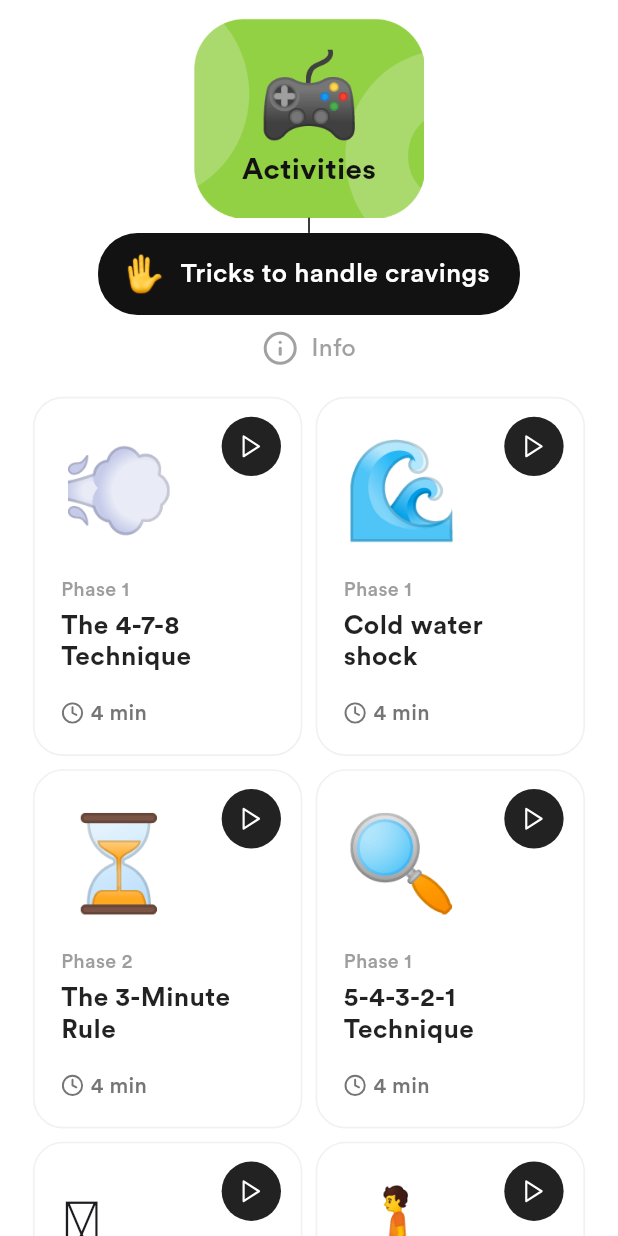
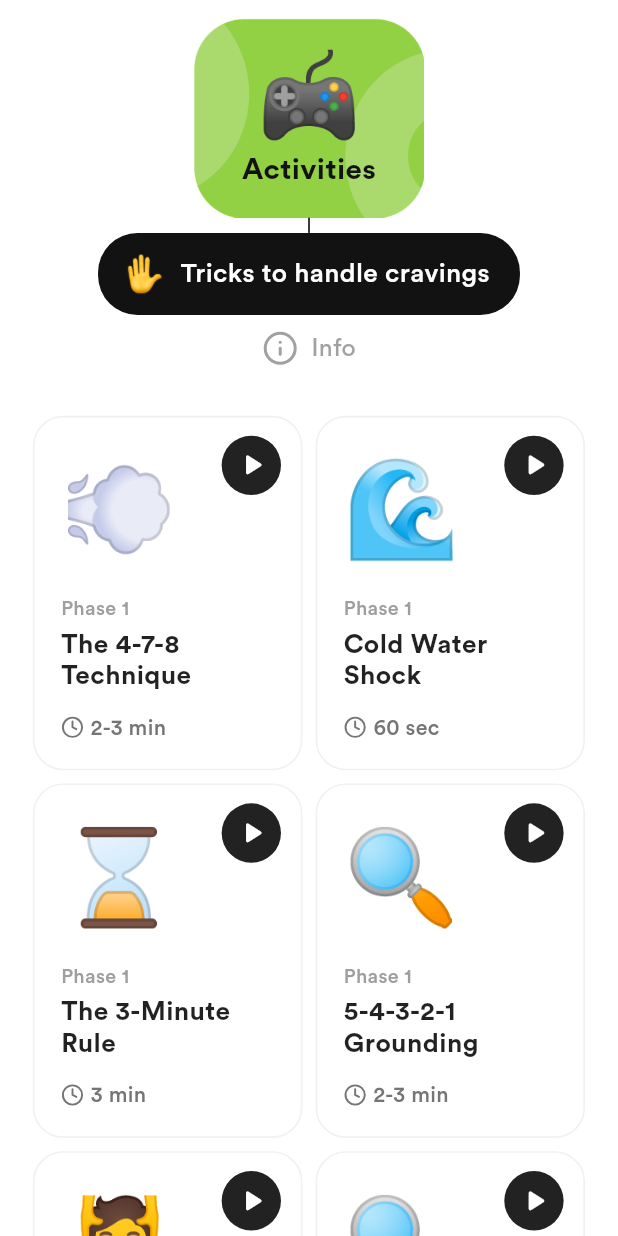
Before and after one commit to ramin443/nicotrack, a Flutter app: the Activity screen opened directly, on a phone screen of 412 x 824 dp. Run offline on Flutter 3.47's test engine with Material 3 defaults, Android fonts, the phone set to English and light mode, and no system bars; drawn by our look-alikes of auto_size_text; our stand-ins replace animated_flip_counter, cloud_firestore, confetti, device_info_plus, dotted_line, emoji_picker_flutter and 17 more; missing offline and left inert: flutter_emoji; accounts and stored records are empty; generated files the repository leaves out were written again; statements that could not run were skipped; project files that could hold a hidden picture were left out.

Commit message:
Activity screen added ew elements

```diff
--- a/lib/getx-controllers/base-controller.dart
+++ b/lib/getx-controllers/base-controller.dart
@@ -16,7 +16,7 @@ import '../screens/elements/textAutoSize.dart';
 
 class BaseController extends GetxController {
   int selectedIndex = 0;
-  List<Widget> mainPages = [Home(), Activity(), PlanAlt(), ProgressMain(), Settings()];
+  List<Widget> mainPages = [Home(), PlanAlt(), Activity(), ProgressMain(), Settings()];
 
   void setCurrentIndex(index) {
     selectedIndex = index;
@@ -68,14 +68,14 @@ class BaseController extends GetxController {
             icon: Column(
               children: [
                 Icon(
-                  FeatherIcons.activity,
+                  FeatherIcons.calendar,
                   size: 22.sp,
                   color: selectedIndex == 1 ? Colors.black87 : Colors.black54,
                 ),
                 SizedBox(
                   height: 7.h,
                 ),
-                TextAutoSize('Activity',
+                TextAutoSize('Plan',
                     textAlign: TextAlign.left,
                     style: TextStyle(
                       height: 1.1,
@@ -93,14 +93,14 @@ class BaseController extends GetxController {
             icon: Column(
               children: [
                 Icon(
-                  FeatherIcons.calendar,
+                  FeatherIcons.activity,
                   size: 22.sp,
                   color: selectedIndex == 2 ? Colors.black87 : Colors.black54,
                 ),
                 SizedBox(
                   height: 7.h,
                 ),
-                TextAutoSize('Plan',
+                TextAutoSize('Activity',
                     textAlign: TextAlign.left,
                     style: TextStyle(
                       height: 1.1,
@@ -209,14 +209,14 @@ class BaseController extends GetxController {
                   height: 16.h,
                 ),
                 Icon(
-                  FeatherIcons.activity,
+                  FeatherIcons.calendar,
                   size: 22.sp,
                   color: selectedIndex == 1 ? Colors.black87 : Colors.black54,
                 ),
                 SizedBox(
                   height: 7.h,
                 ),
-                TextAutoSize('Activity',
+                TextAutoSize('Plan',
                     textAlign: TextAlign.left,
                     style: TextStyle(
                       height: 1.1,
@@ -236,14 +236,14 @@ class BaseController extends GetxController {
                   height: 16.h,
                 ),
                 Icon(
-                  FeatherIcons.calendar,
+                  FeatherIcons.activity,
                   size: 22.sp,
                   color: selectedIndex == 2 ? Colors.black87 : Colors.black54,
                 ),
                 SizedBox(
                   height: 7.h,
                 ),
-                TextAutoSize('Plan',
+                TextAutoSize('Activity',
                     textAlign: TextAlign.left,
                     style: TextStyle(
                       height: 1.1,
--- a/lib/screens/base/activity.dart
+++ b/lib/screens/base/activity.dart
@@ -7,6 +7,7 @@ import '../../constants/image-constants.dart';
 import '../elements/textAutoSize.dart';
 import 'package:feather_icons/feather_icons.dart';
 import '../../extensions/app_localizations_extension.dart';
+import 'package:cupertino_icons/cupertino_icons.dart';
 
 class Activity extends StatefulWidget {
   const Activity({super.key});
@@ -20,39 +21,76 @@ class _ActivityState extends State<Activity> {
     {
       'phase': 'Phase 1',
       'title': 'The 4-7-8 Technique',
-      'duration': '4 min',
+      'duration': '2-3 min',
       'icon': '💨',
     },
     {
       'phase': 'Phase 1',
-      'title': 'Cold water shock',
-      'duration': '4 min',
+      'title': 'Cold Water Shock',
+      'duration': '60 sec',
       'icon': '🌊',
     },
     {
-      'phase': 'Phase 2',
+      'phase': 'Phase 1',
       'title': 'The 3-Minute Rule',
-      'duration': '4 min',
-      'icon': '⏳',
+      'duration': '3 min',
+      'icon': '⌛',
     },
     {
       'phase': 'Phase 1',
-      'title': '5-4-3-2-1 Technique',
-      'duration': '4 min',
+      'title': '5-4-3-2-1 Grounding',
+      'duration': '2-3 min',
       'icon': '🔍',
     },
     {
       'phase': 'Phase 2',
-      'title': 'Deep Breathing',
-      'duration': '5 min',
-      'icon': '🫁',
+      'title': 'Muscle Relaxation (PMR)',
+      'duration': '8-10 min',
+      'icon': '💆',
+    },
+    {
+      'phase': 'Phase 2',
+      'title': 'Bilateral Stimulation',
+      'duration': '2-3 min',
+      'icon': '🔍',
+    },
+    {
+      'phase': 'Phase 2',
+      'title': 'Finger Pressure Points',
+      'duration': '60 sec',
+      'icon': '👈',
+    },
+    {
+      'phase': 'Phase 2',
+      'title': 'Rapid distraction',
+      'duration': '60 sec',
+      'icon': '⚡',
+    },
+    {
+      'phase': 'Phase 2',
+      'title': 'Stop-Drop-Roll',
+      'duration': '30 sec',
+      'icon': '🔄',
     },
     {
       'phase': 'Phase 3',
-      'title': 'Mindful Walking',
-      'duration': '10 min',
-      'icon': '🚶',
+      'title': 'Rapid Eye Movement',
+      'duration': '1-2 min',
+      'icon': '👀',
     },
+    {
+      'phase': 'Phase 3',
+      'title': 'Lemon Visualization',
+      'duration': '2-3 min',
+      'icon': '🍋',
+    },
+    {
+      'phase': 'Phase 3',
+      'title': 'Hand Warming',
+      'duration': '1 min',
+      'icon': '🤲',
+    },
+
   ];
 
   @override
@@ -181,7 +219,7 @@ class _ActivityState extends State<Activity> {
                     ),
                   ),
                   SizedBox(
-                    height: 20.h,
+                    height: 30.w,
                   ),
                 ],
               ),
@@ -195,7 +233,7 @@ class _ActivityState extends State<Activity> {
                   crossAxisCount: 2,
                   crossAxisSpacing: 8.w,
                   mainAxisSpacing: 8.w,
-                  childAspectRatio: 0.75,
+                  childAspectRatio: 0.76,
                 ),
                 delegate: SliverChildBuilderDelegate(
                   (context, index) {
@@ -284,14 +322,15 @@ class _ActivityState extends State<Activity> {
             child: Container(
               width: 36.w,
               height: 36.w,
+              padding: EdgeInsets.only(left: 1.w),
               decoration: BoxDecoration(
                 color: Colors.black87,
                 shape: BoxShape.circle,
               ),
               child: Icon(
-                FeatherIcons.play,
+                Icons.play_arrow_rounded,
                 color: Colors.white,
-                size: 16.sp,
+                size: 22.sp,
               ),
             ),
           ),
```
